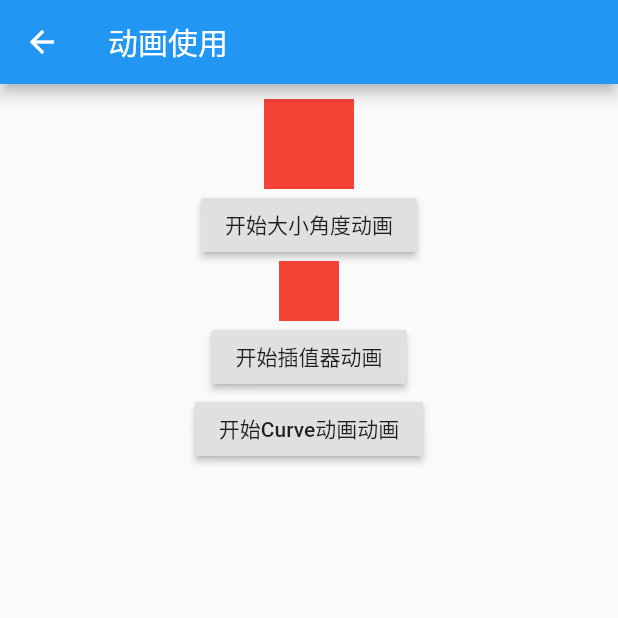
After one commit to msdgwzhy6/AndroidMix, a Flutter app: the AnimationDemo screen opened directly, after a tap on "开始大小角度动画", on a phone screen of 412 x 824 dp, the top half of it. The commit adds this screen. Run offline on Flutter 3.47's test engine with Material 2 defaults, Android fonts, the phone set to English and light mode, and no system bars; our stand-ins replace dio, equatable; missing offline and left inert: flutter_boost.

Commit message:
flutter动画原理

```diff
--- a/flutter_module/lib/url_map.dart
+++ b/flutter_module/lib/url_map.dart
@@ -1,6 +1,7 @@
 import 'package:flutter/cupertino.dart';
 import 'package:fluttermodule/flutter_boost_example.dart';
 import 'package:fluttermodule/simple_page_widgets.dart';
+import 'package:fluttermodule/weather/common/animation/animation.dart';
 import 'package:fluttermodule/weather/page/weather_home.dart';
 
 typedef Widget PageBuilder(String pageName, Map params, String uniqueId);
@@ -20,5 +21,6 @@ Map<String, PageBuilder> urlMap = {
   'flutterPage': (pageName, params, _) {
     print("flutterPage params:$params");
     return FlutterRouteWidget(params: params);
-  }
+  },
+  "Animation": (pageName, params, _) => AnimationDemo()
 };
--- /dev/null
+++ b/flutter_module/lib/weather/common/animation/animation.dart
@@ -0,0 +1,172 @@
+import 'package:flutter/cupertino.dart';
+import 'package:flutter/material.dart';
+import 'dart:math';
+
+class AnimationDemo extends StatefulWidget {
+  @override
+  _AnimationDemoState createState() => _AnimationDemoState();
+}
+
+class _AnimationDemoState extends State<AnimationDemo>
+    with TickerProviderStateMixin {
+  AnimationController animationController;
+  double startWidth = 30;
+  double width;
+
+  Color color = Colors.red;
+  Tween tween;
+  AnimationController animationController1;
+
+  AnimationController controller;
+
+  Animation animation;
+
+  double position;
+
+  @override
+  void initState() {
+    super.initState();
+    width = startWidth;
+    animationController = AnimationController(
+        vsync: this,
+        duration: Duration(milliseconds: 1000),
+        lowerBound: 0,
+        upperBound: 1);
+    animationController.addListener(() {
+      setState(() {
+        print(animationController.value);
+        width = startWidth * (1 + animationController.value);
+      });
+    });
+
+    animationController1 = AnimationController(
+        vsync: this,
+        duration: Duration(
+          milliseconds: 1000,
+        ),
+        lowerBound: 0,
+        upperBound: 1);
+    tween = ColorTween(begin: Colors.red, end: Colors.green);
+    tween.animate(animationController1).addListener(() {
+      setState(() {
+        color = tween.evaluate(animationController1);
+      });
+    });
+
+    controller = AnimationController(
+        vsync: this,
+        duration: Duration(
+          milliseconds: 1000,
+        ),
+        lowerBound: 0,
+        upperBound: 1);
+    //弹性
+    animation = CurvedAnimation(parent: controller, curve: Curves.bounceIn);
+    //使用Color
+    animation.addListener(() {
+      setState(() {
+        position = 100 * animation.value;
+      });
+    });
+  }
+
+  @override
+  Widget build(BuildContext context) {
+    return Scaffold(
+      appBar: AppBar(
+        title: Text("动画使用"),
+      ),
+      body: body(),
+    );
+  }
+
+  Widget body() {
+    return Container(
+      width: double.infinity,
+      child: Column(
+        crossAxisAlignment: CrossAxisAlignment.center,
+        children: <Widget>[
+          SizedBox(
+            height: 10,
+          ),
+          animation0(),
+          animation1(),
+          animation2()
+          // animation2()
+        ],
+      ),
+    );
+  }
+
+  Widget animation0() {
+    return Column(
+      children: <Widget>[
+        Transform.rotate(
+          angle: pi * animationController.value,
+          child: GestureDetector(
+            onTap: () {
+              animationController.reverse();
+            },
+            child: Container(
+              color: Colors.red,
+              width: width,
+              height: width,
+            ),
+          ),
+        ),
+        RaisedButton(
+          onPressed: () {
+            animationController.forward();
+          },
+          child: Text('开始大小角度动画'),
+        )
+      ],
+    );
+  }
+
+  Widget animation1() {
+    return Column(
+      children: <Widget>[
+        GestureDetector(
+          onTap: () {
+            animationController1.reverse();
+          },
+          child: Container(
+            color: color,
+            width: 40,
+            height: 40,
+          ),
+        ),
+        RaisedButton(
+          onPressed: () {
+            animationController1.forward();
+          },
+          child: Text('开始插值器动画'),
+        )
+      ],
+    );
+  }
+
+  Widget animation2() {
+    return Column(
+      children: <Widget>[
+        GestureDetector(
+          onTap: () {
+            controller.reverse();
+          },
+          child: Container(
+            color: Colors.red,
+            width: position,
+            height: position,
+          ),
+        ),
+        RaisedButton(
+          onPressed: () {
+            controller.forward();
+          },
+          child: Text('开始Curve动画动画'),
+        )
+      ],
+    );
+  }
+}
--- a/flutter_module/lib/weather/page/weather_home.dart
+++ b/flutter_module/lib/weather/page/weather_home.dart
@@ -3,7 +3,6 @@ import 'package:flutter/material.dart';
 import 'package:fluttermodule/weather/common/url_const.dart';
 import 'package:fluttermodule/weather/common/util/function_tools.dart';
 import 'package:fluttermodule/weather/common/util/net_manager.dart';
-
 class WeatherHome extends StatefulWidget {
   final Map params;
 
```
Also changed, not shown: 1 other file.
